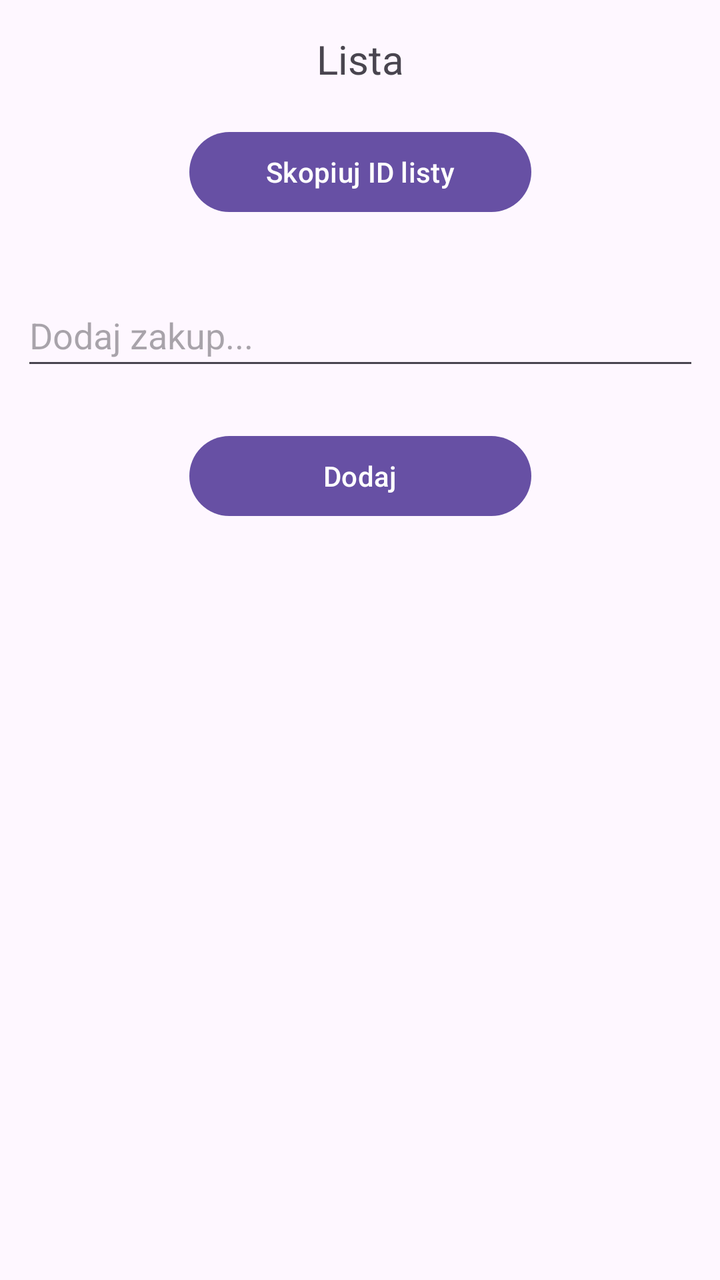
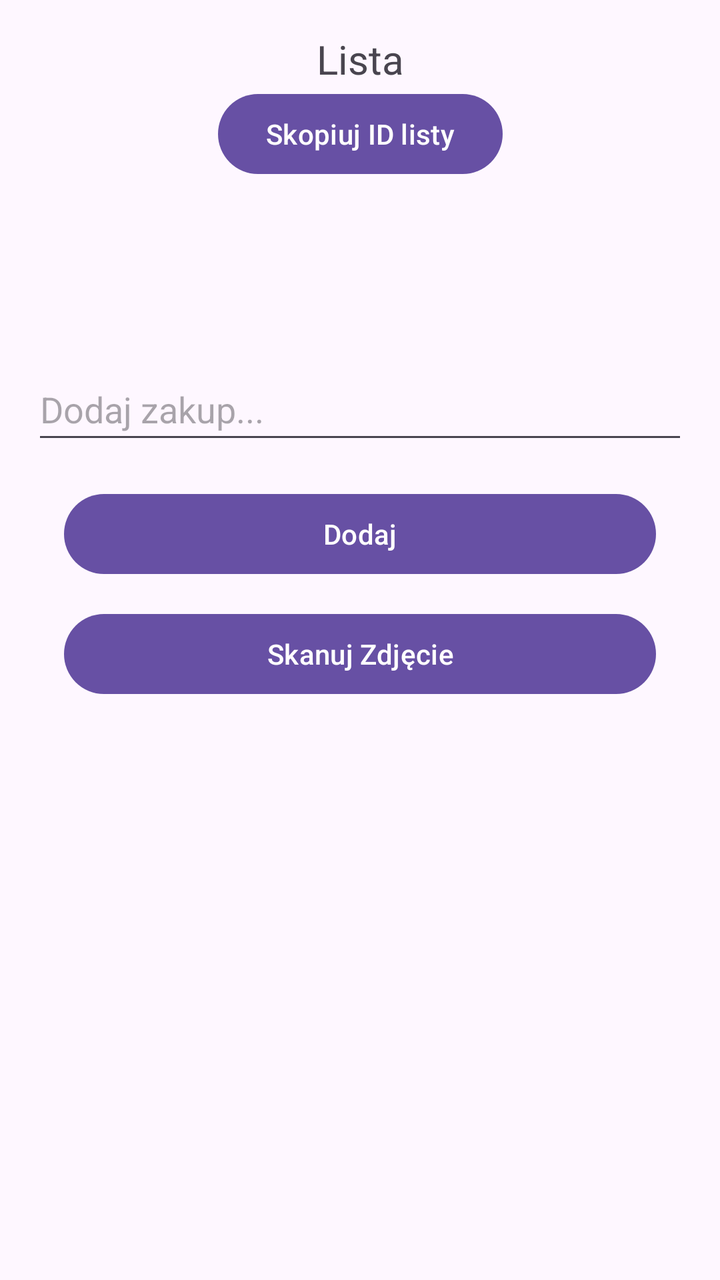

Screens rendered from an Android XML layout before and after an edit, with the pre-edit source and the edit as a unified diff.
<!-- AndroidManifest.xml: application theme Theme.ShopList -->
<!-- res/layout/activity_view_list.xml -->
<?xml version="1.0" encoding="utf-8"?>
<androidx.constraintlayout.widget.ConstraintLayout xmlns:android="http://schemas.android.com/apk/res/android"
    xmlns:app="http://schemas.android.com/apk/res-auto"
    xmlns:tools="http://schemas.android.com/tools"
    android:id="@+id/linearLayout2"
    android:layout_width="match_parent"
    android:layout_height="match_parent">

    <TextView
        android:id="@+id/textViewListName"
        android:layout_width="329dp"
        android:layout_height="30dp"
        android:layout_marginStart="8dp"
        android:layout_marginTop="16dp"
        android:layout_marginEnd="8dp"
        android:layout_marginBottom="16dp"
        android:text="Lista"
        android:textAlignment="center"
        android:textSize="20sp"
        app:layout_constraintBottom_toTopOf="@+id/buttonCopyID"
        app:layout_constraintEnd_toEndOf="parent"
        app:layout_constraintStart_toStartOf="parent"
        app:layout_constraintTop_toTopOf="parent" />

    <Button
        android:id="@+id/buttonCopyID"
        android:layout_width="171dp"
        android:layout_height="48dp"
        android:text="@string/buttonCopyID"
        app:layout_constraintBottom_toTopOf="@+id/editTextItemName"
        app:layout_constraintEnd_toEndOf="parent"
        app:layout_constraintStart_toStartOf="parent"
        app:layout_constraintTop_toBottomOf="@+id/textViewListName" />

    <EditText
        android:id="@+id/editTextItemName"
        android:layout_width="339dp"
        android:layout_height="48dp"
        android:layout_marginStart="8dp"
        android:layout_marginTop="32dp"
        android:layout_marginEnd="8dp"
        android:layout_marginBottom="8dp"
        android:hint="Dodaj zakup..."
        app:layout_constraintBottom_toTopOf="@+id/buttonAddItem"
        app:layout_constraintEnd_toEndOf="parent"
        app:layout_constraintStart_toStartOf="parent"
        app:layout_constraintTop_toBottomOf="@+id/buttonCopyID" />

    <Button
        android:id="@+id/buttonAddItem"
        android:layout_width="171dp"
        android:layout_height="48dp"
        android:layout_marginTop="16dp"
        android:layout_marginBottom="16dp"
        android:text="Dodaj"
        app:layout_constraintBottom_toTopOf="@+id/recyclerViewItems"
        app:layout_constraintEnd_toEndOf="parent"
        app:layout_constraintStart_toStartOf="parent"
        app:layout_constraintTop_toBottomOf="@+id/editTextItemName" />

    <androidx.recyclerview.widget.RecyclerView
        android:id="@+id/recyclerViewItems"
        android:layout_width="313dp"
        android:layout_height="434dp"
        android:layout_marginStart="8dp"
        android:layout_marginTop="16dp"
        android:layout_marginEnd="8dp"
        app:layout_constraintEnd_toEndOf="parent"
        app:layout_constraintStart_toStartOf="parent"
        app:layout_constraintTop_toBottomOf="@+id/buttonAddItem" />
</androidx.constraintlayout.widget.ConstraintLayout>
<!-- resources referenced by this layout -->
<resources>
  <string name="buttonCopyID">Skopiuj ID listy</string>
  <style name="Theme.ShopList" parent="Base.Theme.ShopList" />
  <style name="Base.Theme.ShopList" parent="Theme.Material3.DayNight.NoActionBar">
          
          
      </style>
</resources>

<!-- the commit's change to res/layout/activity_view_list.xml (unified diff, before → after) -->
@@ -4,68 +4,87 @@
     xmlns:tools="http://schemas.android.com/tools"
     android:id="@+id/linearLayout2"
     android:layout_width="match_parent"
-    android:layout_height="match_parent">
+    android:layout_height="match_parent"
+    tools:context=".ViewListActivity">
 
     <TextView
         android:id="@+id/textViewListName"
-        android:layout_width="329dp"
-        android:layout_height="30dp"
-        android:layout_marginStart="8dp"
-        android:layout_marginTop="16dp"
-        android:layout_marginEnd="8dp"
-        android:layout_marginBottom="16dp"
+        android:layout_width="0dp"
+        android:layout_height="wrap_content"
+        android:layout_margin="16dp"
         android:text="Lista"
         android:textAlignment="center"
         android:textSize="20sp"
-        app:layout_constraintBottom_toTopOf="@+id/buttonCopyID"
-        app:layout_constraintEnd_toEndOf="parent"
+        app:layout_constraintTop_toTopOf="parent"
         app:layout_constraintStart_toStartOf="parent"
-        app:layout_constraintTop_toTopOf="parent" />
+        app:layout_constraintEnd_toEndOf="parent" />
 
     <Button
         android:id="@+id/buttonCopyID"
-        android:layout_width="171dp"
-        android:layout_height="48dp"
+        android:layout_width="wrap_content"
+        android:layout_height="wrap_content"
         android:text="@string/buttonCopyID"
-        app:layout_constraintBottom_toTopOf="@+id/editTextItemName"
+        app:layout_constraintTop_toBottomOf="@id/textViewListName"
+        app:layout_constraintStart_toStartOf="parent"
+        app:layout_constraintEnd_toEndOf="parent" />
+
+    <androidx.recyclerview.widget.RecyclerView
+        android:id="@+id/recyclerViewSuggestions"
+        android:layout_width="0dp"
+        android:layout_height="60dp"
+        android:layout_marginTop="16dp"
+        android:padding="4dp"
+        app:layout_constraintTop_toBottomOf="@id/buttonCopyID"
+        app:layout_constraintStart_toStartOf="parent"
+        app:layout_constraintEnd_toEndOf="parent" />
+
+    <AutoCompleteTextView
+        android:id="@+id/editTextItemName"
+        android:layout_width="0dp"
+        android:layout_height="wrap_content"
+        android:layout_marginStart="16dp"
+        android:layout_marginTop="12dp"
+        android:layout_marginEnd="16dp"
+        android:hint="Dodaj zakup..."
+        android:inputType="text"
+        android:minHeight="48dp"
         app:layout_constraintEnd_toEndOf="parent"
         app:layout_constraintStart_toStartOf="parent"
-        app:layout_constraintTop_toBottomOf="@+id/textViewListName" />
-
-    <EditText
-        android:id="@+id/editTextItemName"
-        android:layout_width="339dp"
-        android:layout_height="48dp"
-        android:layout_marginStart="8dp"
-        android:layout_marginTop="32dp"
-        android:layout_marginEnd="8dp"
-        android:layout_marginBottom="8dp"
-        android:hint="Dodaj zakup..."
-        app:layout_constraintBottom_toTopOf="@+id/buttonAddItem"
-        app:layout_constraintEnd_toEndOf="parent"
-        app:layout_constraintStart_toStartOf="parent"
-        app:layout_constraintTop_toBottomOf="@+id/buttonCopyID" />
+        app:layout_constraintTop_toBottomOf="@id/recyclerViewSuggestions" />
 
     <Button
         android:id="@+id/buttonAddItem"
-        android:layout_width="171dp"
-        android:layout_height="48dp"
+        android:layout_width="0dp"
+        android:layout_height="wrap_content"
+        android:text="Dodaj"
         android:layout_marginTop="16dp"
-        android:layout_marginBottom="16dp"
-        android:text="Dodaj"
-        app:layout_constraintBottom_toTopOf="@+id/recyclerViewItems"
+        app:layout_constraintTop_toBottomOf="@id/editTextItemName"
+        app:layout_constraintStart_toStartOf="parent"
         app:layout_constraintEnd_toEndOf="parent"
+        android:layout_marginStart="32dp"
+        android:layout_marginEnd="32dp" />
+
+    <Button
+        android:id="@+id/buttonAddFromPicture"
+        android:layout_width="0dp"
+        android:layout_height="wrap_content"
+        android:text="Skanuj Zdjęcie"
+        android:layout_marginTop="12dp"
+        app:layout_constraintTop_toBottomOf="@id/buttonAddItem"
         app:layout_constraintStart_toStartOf="parent"
-        app:layout_constraintTop_toBottomOf="@+id/editTextItemName" />
+        app:layout_constraintEnd_toEndOf="parent"
+        android:layout_marginStart="32dp"
+        android:layout_marginEnd="32dp" />
 
     <androidx.recyclerview.widget.RecyclerView
         android:id="@+id/recyclerViewItems"
-        android:layout_width="313dp"
-        android:layout_height="434dp"
-        android:layout_marginStart="8dp"
+        android:layout_width="350dp"
+        android:layout_height="0dp"
         android:layout_marginTop="16dp"
-        android:layout_marginEnd="8dp"
+        android:layout_marginBottom="16dp"
+        app:layout_constraintBottom_toBottomOf="parent"
         app:layout_constraintEnd_toEndOf="parent"
         app:layout_constraintStart_toStartOf="parent"
-        app:layout_constraintTop_toBottomOf="@+id/buttonAddItem" />
+        app:layout_constraintTop_toBottomOf="@id/buttonAddFromPicture" />
+
 </androidx.constraintlayout.widget.ConstraintLayout>
